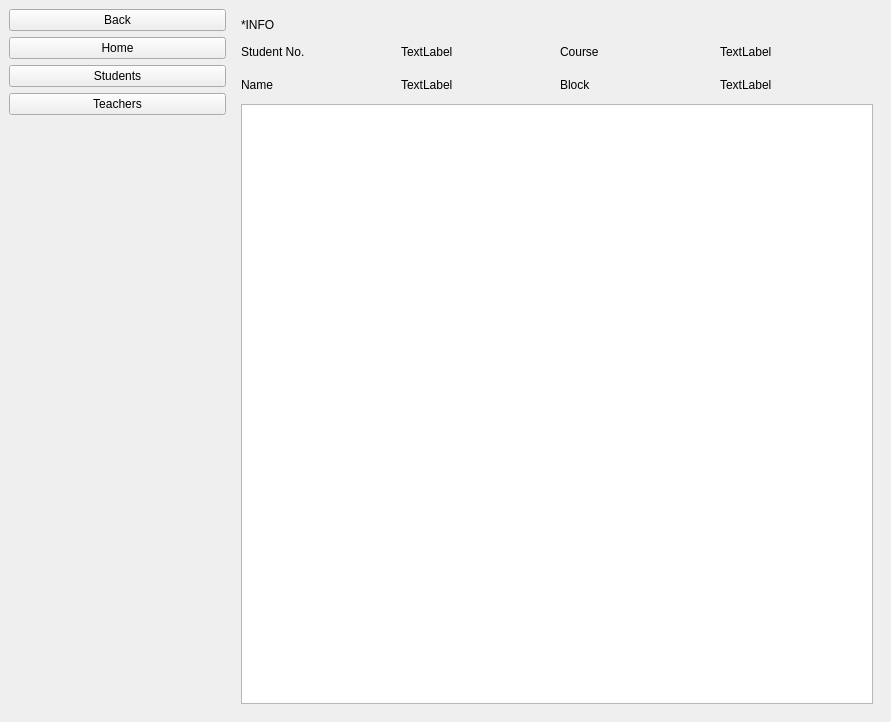
Above: SchedSystemUI.ui from sheeshnigami/Scheduling-Project before the change. Below: the same form after it.
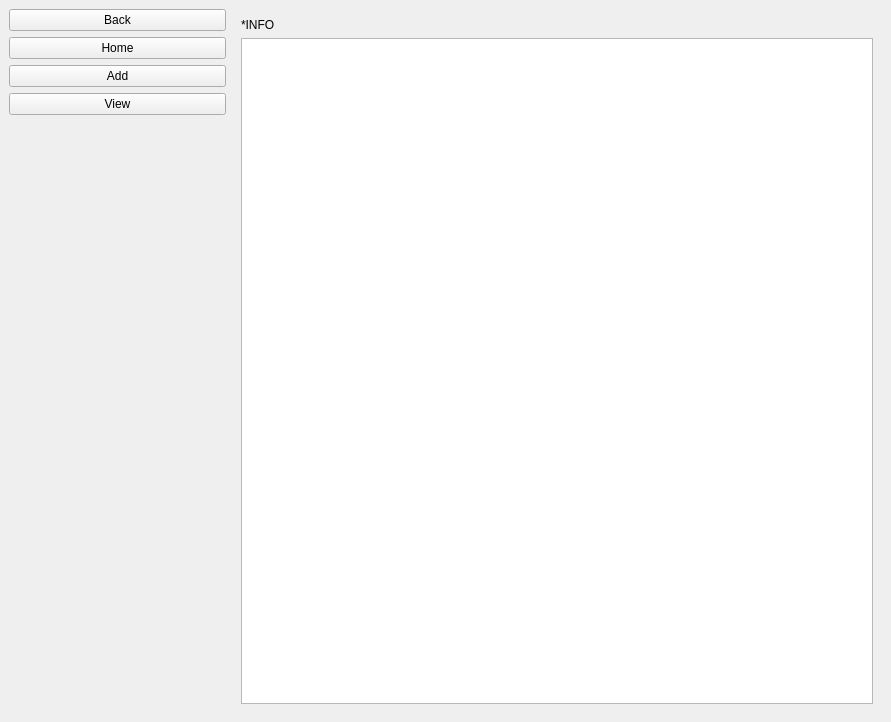
That is the form after the change. The open tabs and pages were chosen to show the change.

Patch:
```diff
--- a/SchedSystemUI.ui
+++ b/SchedSystemUI.ui
@@ -34,14 +34,14 @@
       <item>
        <widget class="QPushButton" name="pushButton_students">
         <property name="text">
-         <string>Students</string>
+         <string>Add</string>
         </property>
        </widget>
       </item>
       <item>
        <widget class="QPushButton" name="pushButton_teachers">
         <property name="text">
-         <string>Teachers</string>
+         <string>View</string>
         </property>
        </widget>
       </item>
@@ -245,64 +245,7 @@
          </widget>
         </item>
         <item>
-         <layout class="QGridLayout" name="gridLayout_info">
-          <item row="0" column="2">
-           <widget class="QLabel" name="label_3">
-            <property name="text">
-             <string>Course</string>
-            </property>
-           </widget>
-          </item>
-          <item row="1" column="0">
-           <widget class="QLabel" name="label_2">
-            <property name="text">
-             <string>Name</string>
-            </property>
-           </widget>
-          </item>
-          <item row="0" column="1">
-           <widget class="QLabel" name="label_studentNo">
-            <property name="text">
-             <string>TextLabel</string>
-            </property>
-           </widget>
-          </item>
-          <item row="1" column="1">
-           <widget class="QLabel" name="label_name">
-            <property name="text">
-             <string>TextLabel</string>
-            </property>
-           </widget>
-          </item>
-          <item row="0" column="0">
-           <widget class="QLabel" name="label_1">
-            <property name="text">
-             <string>Student No.</string>
-            </property>
-           </widget>
-          </item>
-          <item row="1" column="2">
-           <widget class="QLabel" name="label_4">
-            <property name="text">
-             <string>Block</string>
-            </property>
-           </widget>
-          </item>
-          <item row="0" column="3">
-           <widget class="QLabel" name="label_course">
-            <property name="text">
-             <string>TextLabel</string>
-            </property>
-           </widget>
-          </item>
-          <item row="1" column="3">
-           <widget class="QLabel" name="label_block">
-            <property name="text">
-             <string>TextLabel</string>
-            </property>
-           </widget>
-          </item>
-         </layout>
+         <layout class="QGridLayout" name="gridLayout_info"/>
         </item>
         <item>
          <widget class="QTableView" name="tableView_info"/>
```
Left out of the diff: 22 changed lines with no effect on the pictures.
